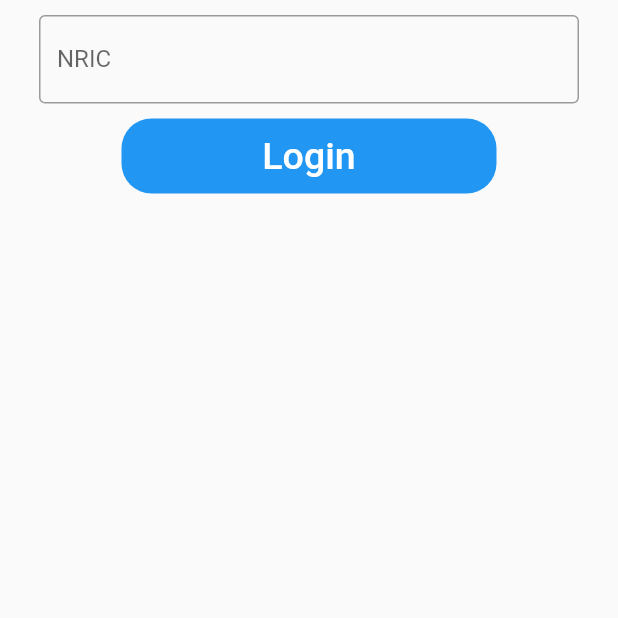
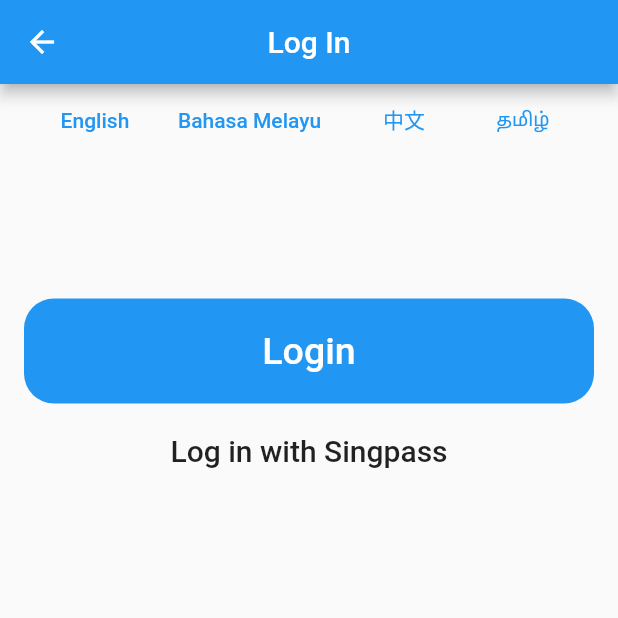
Before and after one commit to tchiong/lifehack2022, a Flutter app: the LoginScreen screen opened directly, on a phone screen of 412 x 824 dp, the top half of it. Run offline on Flutter 3.47's test engine with Material 2 defaults, Android fonts, the phone set to English and light mode, and no system bars; our stand-ins replace firebase_core, firebase_database; accounts and stored records are empty.

Commit message:
Update Login

```diff
--- a/kindness_network/lib/authentication_screens/login.dart
+++ b/kindness_network/lib/authentication_screens/login.dart
@@ -1,9 +1,10 @@
 import 'package:flutter/material.dart';
-import 'package:kindness_network/authentication_screens/welcome.dart';
+import 'package:kindness_network/authentication_screens/user_type_selector_screen.dart';
 import 'package:kindness_network/common/constants.dart';
+import 'package:kindness_network/common/widgets/language_selector.dart';
 
 class LoginScreen extends StatefulWidget {
-  static const String routeName = '/welcome';
+  static const String routeName = '/login';
   const LoginScreen({Key? key}) : super(key: key);
 
   @override
@@ -11,37 +12,37 @@ class LoginScreen extends StatefulWidget {
 }
 
 class _LoginScreenState extends State<LoginScreen> {
-  void navigateToWelcomeScreen() {
+  void navigateToMainScreen() {
     Navigator.pushNamedAndRemoveUntil(
-        context, WelcomeScreen.routeName, (_) => false);
+        context, UserTypeSelectorScreen.routeName, (_) => false);
   }
 
   @override
   Widget build(BuildContext context) {
     return Scaffold(
+      appBar: AppBar(
+        title: const Text("Log In"),
+        centerTitle: true,
+      ),
       body: SafeArea(
         child: Padding(
           padding: const EdgeInsets.symmetric(horizontal: defaultPadding),
           child: Column(
             children: [
-              const Padding(
-                padding: EdgeInsets.all(10),
-                child: TextField(
-                  decoration: InputDecoration(
-                      border: OutlineInputBorder(),
-                      labelText: 'NRIC',
-                      hintText: 'Enter your NRIC'),
-                ),
+              const LanguageSelector(),
+              const SizedBox(
+                height: 75,
               ),
+              const SizedBox(height: 20),
               Container(
-                height: 50,
-                width: 250,
+                height: 70,
+                width: double.infinity,
                 decoration: BoxDecoration(
                     color: Colors.blue,
                     borderRadius: BorderRadius.circular(20)),
                 child: TextButton(
                   onPressed: () {
-                    navigateToWelcomeScreen();
+                    navigateToMainScreen();
                   },
                   child: const Text(
                     'Login',
@@ -49,6 +50,11 @@ class _LoginScreenState extends State<LoginScreen> {
                   ),
                 ),
               ),
+              const SizedBox(
+                height: 20,
+              ),
+              const Text("Log in with Singpass",
+                  style: TextStyle(fontSize: 20, fontWeight: FontWeight.w500)),
             ],
           ),
         ),
--- a/kindness_network/lib/main.dart
+++ b/kindness_network/lib/main.dart
@@ -1,5 +1,5 @@
 import 'package:flutter/material.dart';
-import 'package:kindness_network/authentication_screens/login.dart';
+import 'package:kindness_network/authentication_screens/welcome_screen.dart';
 import 'package:kindness_network/router.dart';
 import 'package:kindness_network/data/firebase_options.dart';
 import 'package:firebase_core/firebase_core.dart';
@@ -24,7 +24,7 @@ class MyApp extends StatelessWidget {
       theme: ThemeData(
         primarySwatch: Colors.blue,
       ),
-      home: const LoginScreen(),
+      home: const WelcomeScreen(),
       onGenerateRoute: (settings) => generateRoute(settings),
     );
   }
```
Also changed, not shown: kindness_network/lib/authentication_screens/login_or_register_screen.dart (deleted, +0 -69 lines), kindness_network/lib/authentication_screens/user_type_selector_screen.dart (renamed from kindness_network/lib/authentication_screens/welcome.dart, +30 -16 lines), kindness_network/lib/authentication_screens/welcome_screen.dart (added, +61 -0 lines), kindness_network/lib/common/widgets/custom_textfield.dart (deleted, +0 -40 lines), kindness_network/lib/router.dart (+12 -1 lines).
